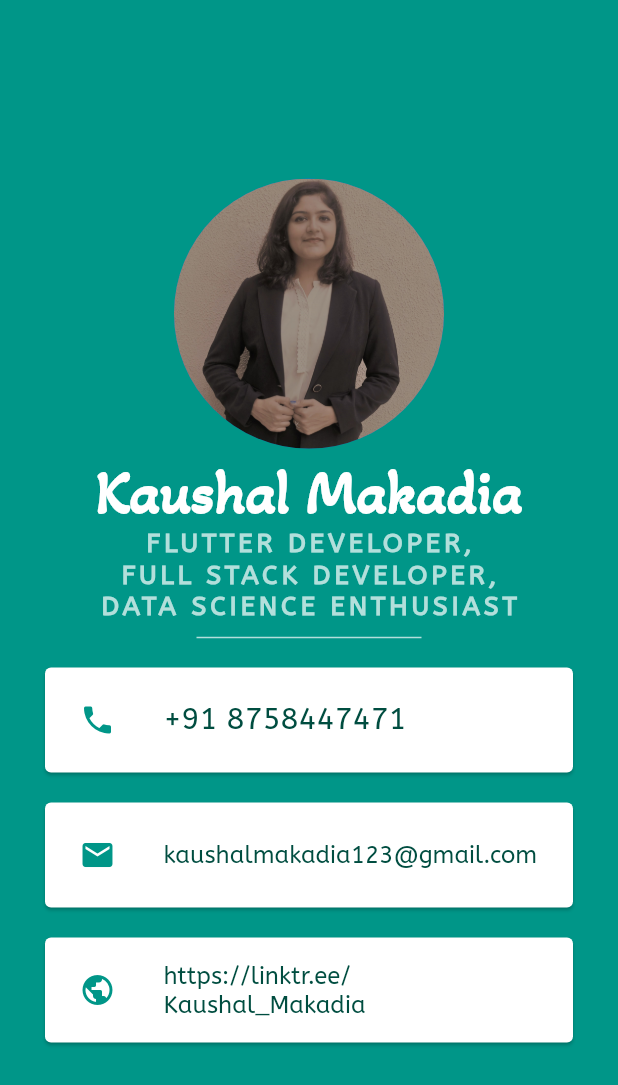
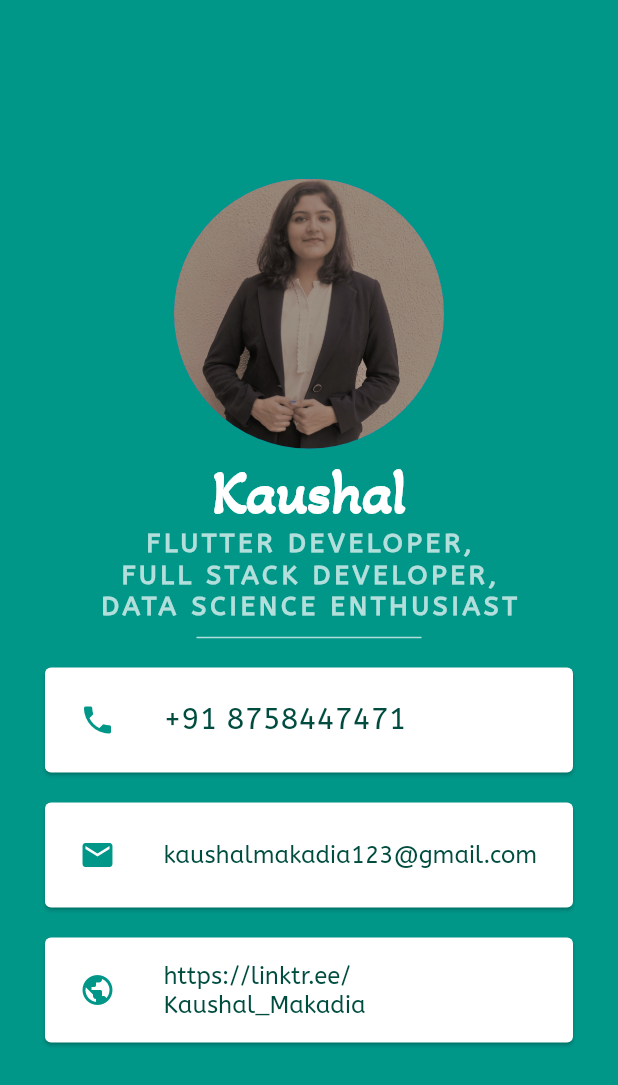
Before and after one commit to IamKaushal2/Flutter-Card, a Flutter app: the screen it shows after launch, on a phone screen of 412 x 824 dp. Shown: the top 1085 px of the screen. Run offline on Flutter 3.47's test engine with Material 2 defaults, Android fonts, the phone set to English and light mode, and no system bars.

Commit message:
name_change

```diff
--- a/lib/main.dart
+++ b/lib/main.dart
@@ -23,7 +23,7 @@ class MyApp extends StatelessWidget {
                 height: 5.0,
               ),
               Text(
-                'Kaushal Makadia',
+                'Kaushal',
                 style: TextStyle(
                   fontFamily: 'AkayaTelivigala',
                   fontSize: 40.0,
```
